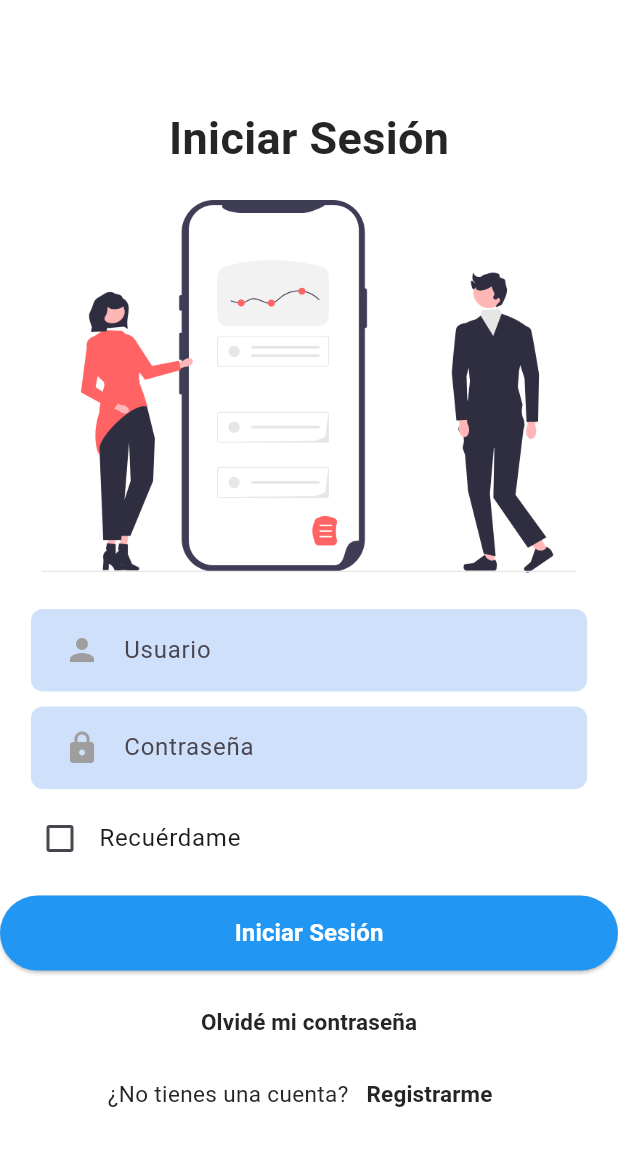
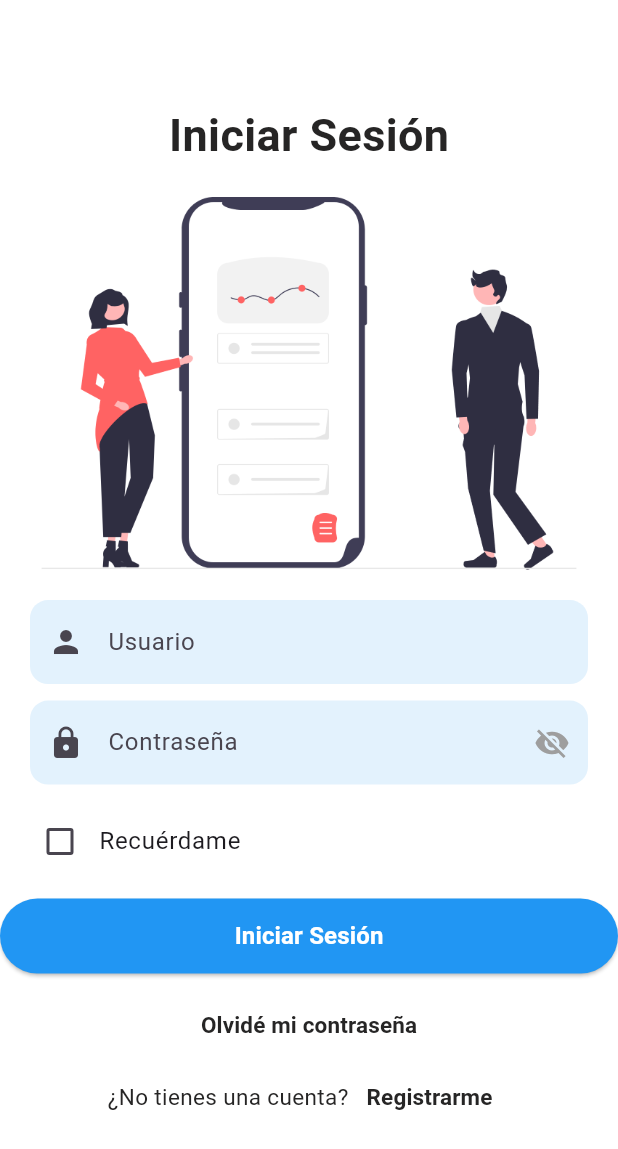
Before and after one commit to CristianRivera03/app-diaria-flutter, a Flutter app: the screen it shows after launch, after a tap on "Iniciar Sesión", on a phone screen of 412 x 824 dp. Shown: the top 1149 px of the screen. Run offline on Flutter 3.47's test engine with Material 3 defaults, Android fonts, the phone set to English and light mode, and no system bars; our stand-ins replace flutter_colorpicker, flutter_svg, image_picker, shared_preferences, sqflite; missing offline and left inert: mailer; accounts and stored records are empty.

Commit message:
UN CHINGO DE CAMBIOS
Te juro que cada semana estoy perdiendo la cordura con este programa

```diff
--- a/lib/Views/login.dart
+++ b/lib/Views/login.dart
@@ -4,7 +4,7 @@ import 'package:diaria/Views/profile.dart';
 import 'package:diaria/Views/signup.dart';
 import 'package:flutter/material.dart';
 import 'package:shared_preferences/shared_preferences.dart'; // Importar para guardar datos
-import '../Components/textfield.dart';
+import '../Components/textfield.dart'; // Agregado del segundo código
 import '../JSON/users.dart';
 import '../SQLite/database_helper.dart';
 import 'forgotPassword.dart';
@@ -19,6 +19,7 @@ class LoginScreen extends StatefulWidget {
 class _LoginScreenState extends State<LoginScreen> {
   final TextEditingController usrName = TextEditingController();
   final TextEditingController password = TextEditingController();
+  bool isPasswordVisible = false; // Estado de visibilidad de la contraseña
   bool isChecked = false; // Estado del checkbox para recordar usuario
   bool isLoginError = false; // Estado de error en el login
   bool isBlocked = false; // Estado de usuario bloqueado
@@ -112,8 +113,59 @@ class _LoginScreenState extends State<LoginScreen> {
                   style: TextStyle(color: primaryColor, fontSize: 30, fontWeight: FontWeight.bold),
                 ),
                 Image.asset("assets/imgDos.png"),
+
+                // PRIMER CAMBIO: puedes intercambiar entre este bloque o el siguiente (según prefieras usar TextField o InputField)
+                Padding(
+                  padding: const EdgeInsets.symmetric(horizontal: 20.0, vertical: 1.0),
+                  child: TextField(
+                    controller: usrName,
+                    decoration: InputDecoration(
+                      hintText: "Usuario",
+                      prefixIcon: Icon(Icons.person),
+                      fillColor: Colors.blue.shade50,
+                      filled: true,
+                      border: OutlineInputBorder(
+                        borderRadius: BorderRadius.circular(12),
+                        borderSide: BorderSide.none,
+                      ),
+                    ),
+                  ),
+                ),
+                Padding(
+                  padding: const EdgeInsets.symmetric(horizontal: 20.0, vertical: 10.0),
+                  child: TextField(
+                    controller: password,
+                    obscureText: !isPasswordVisible,
+                    decoration: InputDecoration(
+                      hintText: "Contraseña",
+                      prefixIcon: Icon(Icons.lock),
+                      suffixIcon: IconButton(
+                        icon: Icon(
+                          isPasswordVisible ? Icons.visibility : Icons.visibility_off,
+                          color: Colors.grey,
+                        ),
+                        onPressed: () {
+                          setState(() {
+                            isPasswordVisible = !isPasswordVisible;
+                          });
+                        },
+                      ),
+                      fillColor: Colors.blue.shade50,
+                      filled: true,
+                      border: OutlineInputBorder(
+                        borderRadius: BorderRadius.circular(12),
+                        borderSide: BorderSide.none,
+                      ),
+                    ),
+                  ),
+                ),
+
+                // SEGUNDO CAMBIO: esta es la versión que usa el componente personalizado InputField
+                /*
                 InputField(hint: "Usuario", icon: Icons.person, controller: usrName),
                 InputField(hint: "Contraseña", icon: Icons.lock, controller: password, passwordInvisible: true),
+                */
+
                 ListTile(
                   horizontalTitleGap: 2,
                   title: const Text("Recuérdame"),
--- a/lib/main.dart
+++ b/lib/main.dart
@@ -4,7 +4,6 @@ import 'package:shared_preferences/shared_preferences.dart';
 
 import 'Services/theme_manager.dart';
 import 'Views/auth.dart';
-
 
 void main() async {
   WidgetsFlutterBinding.ensureInitialized();
@@ -16,7 +15,6 @@ void main() async {
     ChangeNotifierProvider(
       create: (_) => themeManager,
       child: const MyApp(),
-
     ),
   );
 }
```
Also changed, not shown: lib/SQLite/database_helper.dart (+33 -2 lines), lib/Views/profile.dart (+11 -13 lines), pubspec.yaml (+18 -0 lines), assets/icon/icon.png (added), lib/Views/add_contact_screen.dart (line endings or trailing spaces), pubspec.lock, 34 other files.
